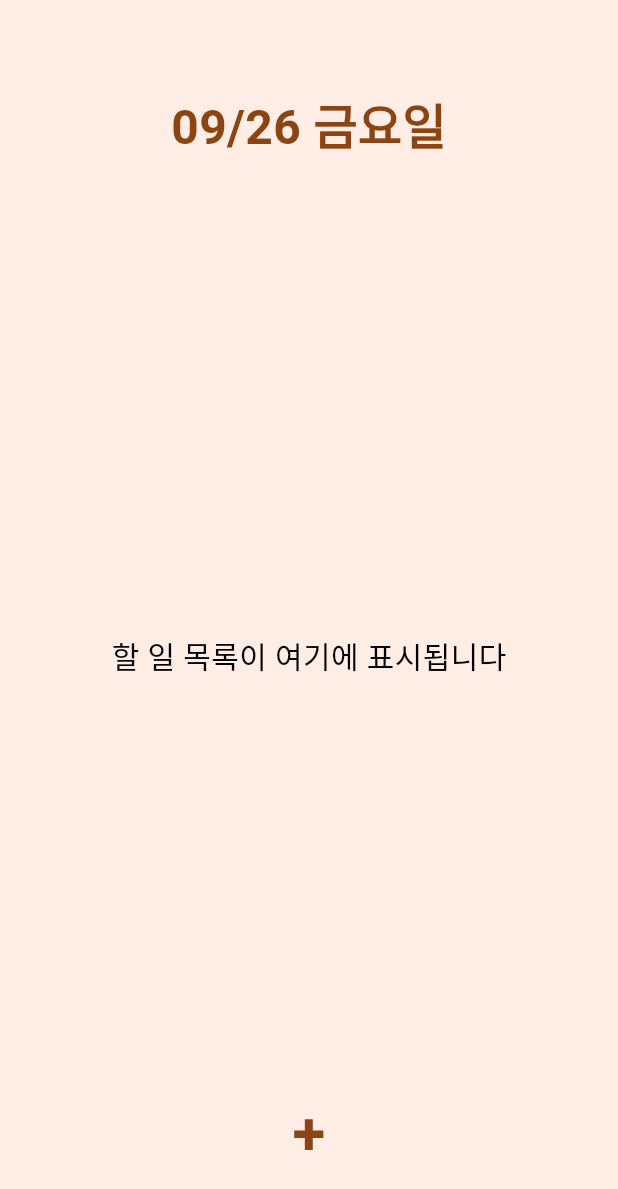
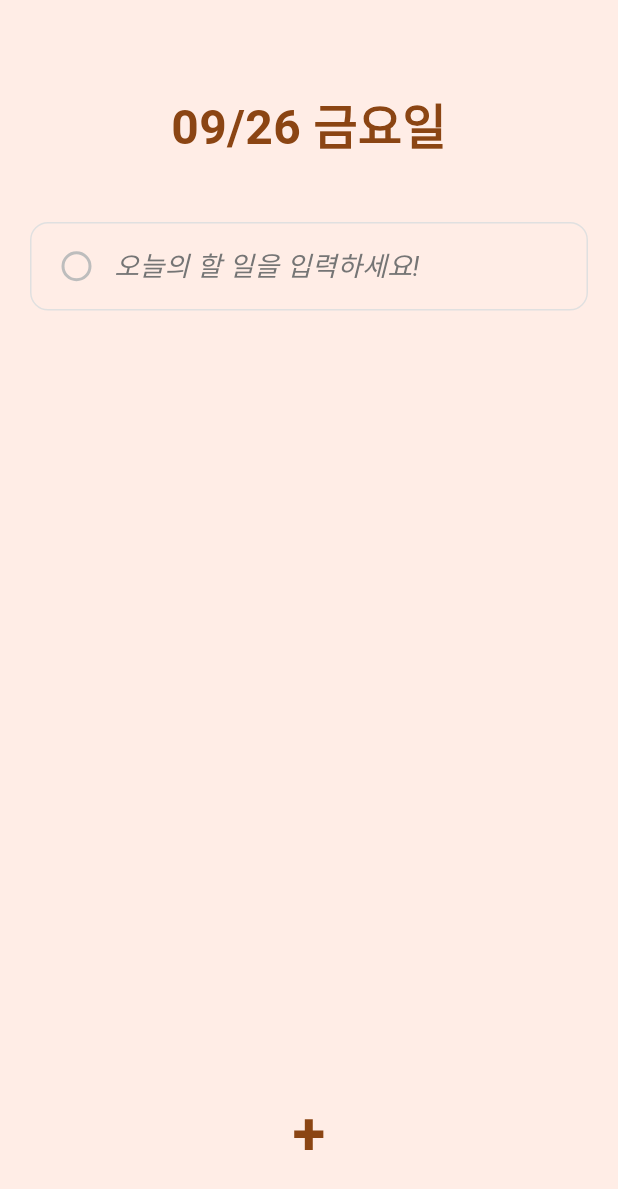
Before and after one commit to xxj15/Capstone-design-Todoapp, a Flutter app: the TodoPage screen opened directly, on a phone screen of 412 x 824 dp. Shown: the top 1189 px of the screen. Run offline on Flutter 3.47's test engine with Material 3 defaults, Android fonts, the phone set to English and light mode, and no system bars; Roboto replaces fonts that are missing (OngleipRyuryu).

Commit message:
todo page - 할 일 목록 아이템 박스 구현

```diff
--- a/flutter_todo/lib/todo_page.dart
+++ b/flutter_todo/lib/todo_page.dart
@@ -38,16 +38,15 @@ class _TodoPageState extends State<TodoPage> {
 
           SizedBox(height: 40),
 
-          // 할 일 목록 (임시)
+          // 할 일 목록
           Expanded(
-            child: Center(
-              child: Text(
-                '할 일 목록이 여기에 표시됩니다',
-                style: TextStyle(
-                  fontSize: 20,
-                  color: Colors.black,
-                  fontFamily: 'OngleipRyuryu',
-                ),
+            child: Padding(
+              padding: EdgeInsets.symmetric(horizontal: 20),
+              child: Column(
+                children: [
+                  // 할 일 입력 필드
+                  _buildTodoInputField(),
+                ],
               ),
             ),
           ),
@@ -76,4 +75,105 @@ class _TodoPageState extends State<TodoPage> {
       ),
     );
   }
+
+  // 할 일 아이템 위젯 생성
+  Widget _buildTodoItem(String text, bool isCompleted) {
+    return Container(
+      width: double.infinity,
+      padding: EdgeInsets.symmetric(horizontal: 20, vertical: 15),
+      decoration: BoxDecoration(
+        color: Color(0xFFFFEDE6),
+        borderRadius: BorderRadius.circular(12),
+        border: Border.all(
+          color: Color(0xFFE0E0E0),
+          width: 1,
+        ),
+      ),
+      child: Row(
+        children: [
+          // 체크박스
+          Container(
+            width: 20,
+            height: 20,
+            decoration: BoxDecoration(
+              shape: BoxShape.circle,
+              border: Border.all(
+                color: Color(0xFF8B4513),
+                width: 2,
+              ),
+              color: isCompleted ? Color(0xFF8B4513) : Colors.transparent,
+            ),
+            child: isCompleted
+                ? Icon(
+                    Icons.check,
+                    size: 12,
+                    color: Colors.white,
+                  )
+                : null,
+          ),
+          SizedBox(width: 15),
+
+          // 할 일 텍스트
+          Expanded(
+            child: Text(
+              text,
+              style: TextStyle(
+                fontSize: 18,
+                color: isCompleted ? Colors.grey[600] : Colors.black,
+                fontFamily: 'OngleipRyuryu',
+                decoration: isCompleted ? TextDecoration.lineThrough : null,
+              ),
+            ),
+          ),
+        ],
+      ),
+    );
+  }
+
+  // 할 일 입력 필드 위젯 생성
+  Widget _buildTodoInputField() {
+    return Container(
+      width: 400,
+      padding: EdgeInsets.symmetric(horizontal: 20, vertical: 15), // CSS의 padding 역할
+      decoration: BoxDecoration(
+        color: Color(0xFFFFEDE6),
+        borderRadius: BorderRadius.circular(12),
+        border: Border.all(
+          color: Color(0xFFE0E0E0),
+          width: 1,
+        ),
+      ),
+      child: Row(
+        children: [
+          // 체크박스 (비활성화)
+          Container(
+            width: 20,
+            height: 20,
+            decoration: BoxDecoration(
+              shape: BoxShape.circle,
+              border: Border.all(
+                color: Colors.grey[400]!,
+                width: 2,
+              ),
+              color: Colors.transparent,
+            ),
+          ),
+          SizedBox(width: 15),
+
+          // 입력 필드 텍스트
+          Expanded(
+            child: Text(
+              '오늘의 할 일을 입력하세요!',
+              style: TextStyle(
+                fontSize: 18,
+                color: Colors.grey[600],
+                fontFamily: 'OngleipRyuryu',
+                fontStyle: FontStyle.italic,
+              ),
+            ),
+          ),
+        ],
+      ),
+    );
+  }
 }
```
